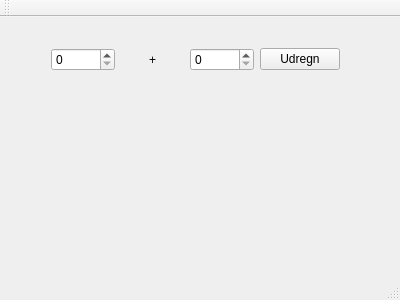
Qt form qt/Qt/mainwindow.ui (peterlunding/tirsdagstest) before a commit.
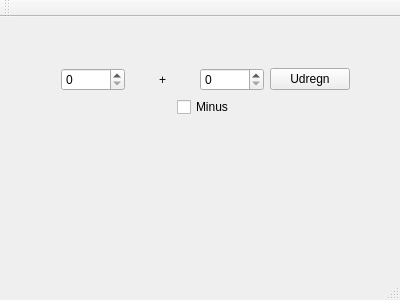
The same form after that commit.

```diff
--- a/qt/Qt/mainwindow.ui
+++ b/qt/Qt/mainwindow.ui
@@ -17,8 +17,8 @@
    <widget class="QWidget" name="verticalLayoutWidget">
     <property name="geometry">
      <rect>
-      <x>40</x>
-      <y>20</y>
+      <x>50</x>
+      <y>40</y>
       <width>311</width>
       <height>141</height>
      </rect>
@@ -51,6 +51,13 @@
        </item>
       </layout>
      </item>
+     <item alignment="Qt::AlignHCenter">
+      <widget class="QCheckBox" name="checkBox_2">
+       <property name="text">
+        <string>Minus</string>
+       </property>
+      </widget>
+     </item>
      <item>
       <widget class="QLabel" name="result">
        <property name="text">
```
